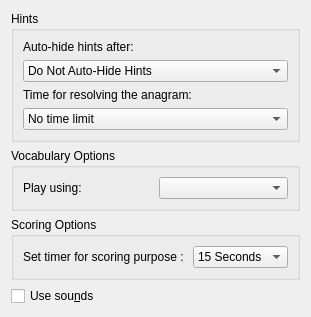
Before: the Qt Designer form src/desktop/mainsettingswidget.ui in KDE/kanagram, drawn with Qt 5.
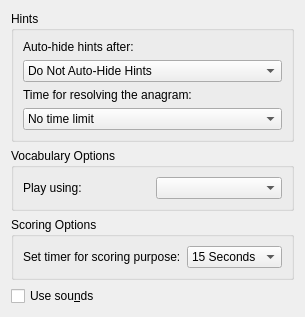
After: the same form once the commit is applied.

Commit message: Remove extra spaces

Diff of the .ui file:
```diff
--- a/src/desktop/mainsettingswidget.ui
+++ b/src/desktop/mainsettingswidget.ui
@@ -135,7 +135,7 @@
       <item>
        <widget class="QLabel" name="textLabelScoreTime" >
         <property name="text" >
-         <string>Set timer for scoring purpose : </string>
+         <string>Set timer for scoring purpose:</string>
         </property>
        </widget>
       </item>
```
